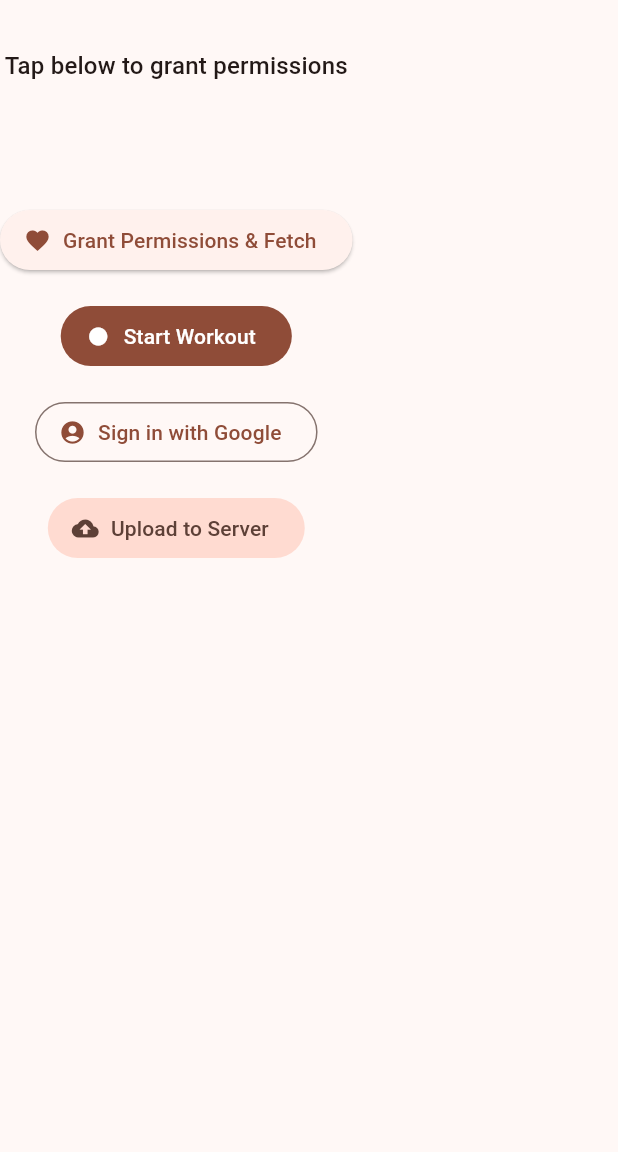
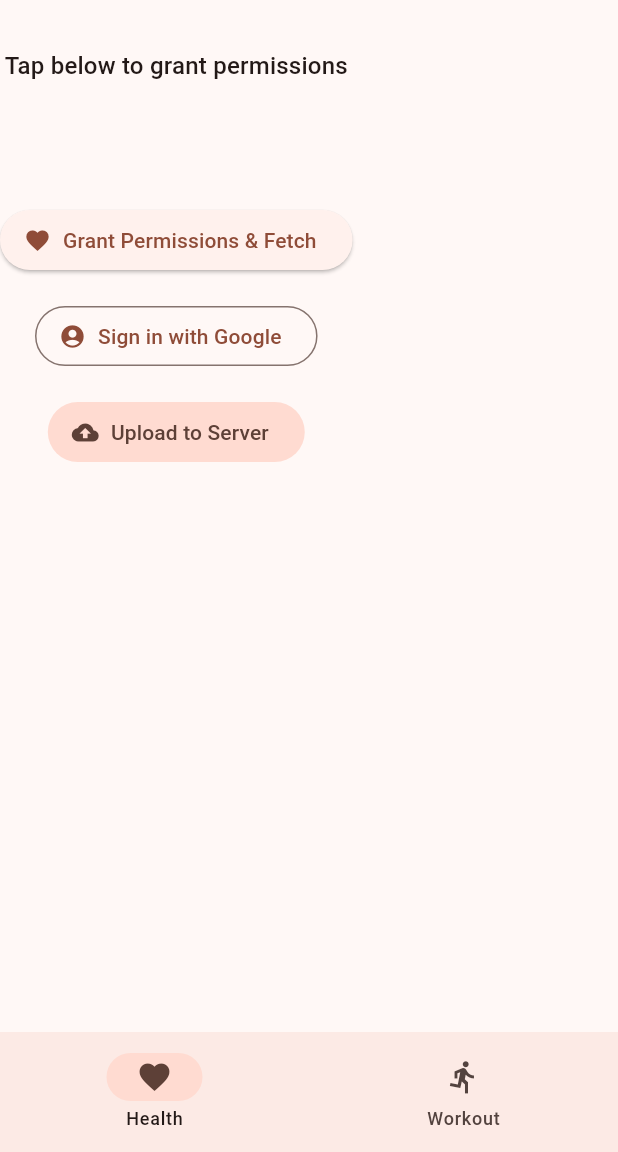
Before and after one commit to CristiMcMc11/xc_training_app, a Flutter app: the screen it shows after launch, on a phone screen of 412 x 824 dp, the part 84-1236 px from its top. Run offline on Flutter 3.47's test engine with Material 3 defaults, Android fonts, the phone set to English and light mode, and no system bars; our stand-ins replace flutter_map, geolocator, google_sign_in, latlong2, shared_preferences; missing offline and left inert: health; accounts and stored records are empty.

Commit message:
Split into Health/Workout tabs and draw the route on a map
- main.dart: NavigationBar + IndexedStack with a Health tab (status, fetch,
  Google auth, upload) and a Workout tab (map + Start/Stop). IndexedStack keeps
  both — including the live recording and map — alive across tab switches.
- Workout tab map: flutter_map with OpenStreetMap tiles (no API key). Draws the
  live route (or most-recent pending one) as a polyline with start/end markers;
  a MapController follows the latest GPS fix while recording. OSM attribution +
  an empty-state hint included.
- workout_recorder.dart: expose currentRoute for the map.
- Recording status now lives on the Workout tab; upload status stays on Health.

Verified on the emulator with mock GPS: recorded a multi-point route, watched it
draw live with the camera following, stopped (route persists on the map), then
uploaded from the Health tab — batch #11 landed with 1 recorded route alongside
the full health dataset.

Deps: flutter_map, latlong2.

Co-Authored-By: Claude Opus 4.8 <noreply@anthropic.com>

```diff
--- a/lib/main.dart
+++ b/lib/main.dart
@@ -1,6 +1,8 @@
 import 'package:flutter/material.dart';
 import 'package:flutter/services.dart';
+import 'package:flutter_map/flutter_map.dart';
 import 'package:health/health.dart';
+import 'package:latlong2/latlong.dart';
 
 import 'google_auth.dart';
 import 'health_sync_uploader.dart';
@@ -73,6 +75,10 @@ class _HeartRateScreenState extends State<HeartRateScreen>
   GoogleUser? _googleUser;
   bool _signingIn = false;
 
+  int _tabIndex = 0;
+  final _mapController = MapController();
+  String? _recordStatus;
+
   @override
   void initState() {
     super.initState();
@@ -88,11 +94,24 @@ class _HeartRateScreenState extends State<HeartRateScreen>
     WidgetsBinding.instance.removeObserver(this);
     _recorder.removeListener(_onRecorderChanged);
     _recorder.dispose();
+    _mapController.dispose();
     super.dispose();
   }
 
   void _onRecorderChanged() {
-    if (mounted) setState(() {});
+    if (!mounted) return;
+    setState(() {});
+    // Follow the latest fix while recording.
+    if (_recorder.isRecording && _recorder.currentRoute.isNotEmpty) {
+      final last = _recorder.currentRoute.last;
+      WidgetsBinding.instance.addPostFrameCallback((_) {
+        try {
+          _mapController.move(LatLng(last.latitude, last.longitude), 16);
+        } catch (_) {
+          // Map not laid out yet (e.g. on the other tab) — ignore.
+        }
+      });
+    }
   }
 
   // Re-check after user returns from Health Connect settings.
@@ -234,16 +253,17 @@ class _HeartRateScreenState extends State<HeartRateScreen>
       if (_recorder.isRecording) {
         final workout = await _recorder.stop();
         if (mounted) {
-          setState(() => _uploadStatus = workout == null
+          setState(() => _recordStatus = workout == null
               ? 'Workout stopped — no location points captured.'
               : 'Workout recorded: ${workout.route.length} points. '
-                  'Upload to send it.');
+                  'Upload from the Health tab to send it.');
         }
       } else {
+        if (mounted) setState(() => _recordStatus = null);
         await _recorder.start();
       }
     } catch (e) {
-      if (mounted) setState(() => _uploadStatus = 'Recording error: $e');
+      if (mounted) setState(() => _recordStatus = 'Recording error: $e');
     }
   }
 
@@ -352,7 +372,28 @@ class _HeartRateScreenState extends State<HeartRateScreen>
         title: const Text('XC Training'),
         backgroundColor: theme.colorScheme.inversePrimary,
       ),
-      body: SingleChildScrollView(
+      // IndexedStack keeps both tabs (and the recording/map) alive across switches.
+      body: IndexedStack(
+        index: _tabIndex,
+        children: [
+          _buildHealthTab(theme),
+          _buildWorkoutTab(theme),
+        ],
+      ),
+      bottomNavigationBar: NavigationBar(
+        selectedIndex: _tabIndex,
+        onDestinationSelected: (i) => setState(() => _tabIndex = i),
+        destinations: const [
+          NavigationDestination(icon: Icon(Icons.favorite), label: 'Health'),
+          NavigationDestination(
+              icon: Icon(Icons.directions_run), label: 'Workout'),
+        ],
+      ),
+    );
+  }
+
+  Widget _buildHealthTab(ThemeData theme) {
+    return SingleChildScrollView(
       padding: const EdgeInsets.symmetric(vertical: 32),
       child: Column(
         mainAxisAlignment: MainAxisAlignment.center,
@@ -380,10 +421,9 @@ class _HeartRateScreenState extends State<HeartRateScreen>
           ElevatedButton.icon(
             onPressed: _loading ? null : _requestAndFetch,
             icon: const Icon(Icons.favorite),
-              label: Text(_heartRate == null ? 'Grant Permissions & Fetch' : 'Refresh'),
+            label: Text(
+                _heartRate == null ? 'Grant Permissions & Fetch' : 'Refresh'),
           ),
-            const SizedBox(height: 16),
-            _buildWorkoutRecorder(theme),
           const SizedBox(height: 16),
           _buildGoogleAuth(theme),
           const SizedBox(height: 16),
@@ -413,7 +453,120 @@ class _HeartRateScreenState extends State<HeartRateScreen>
           ],
         ],
       ),
+    );
+  }
+
+  Widget _buildWorkoutTab(ThemeData theme) {
+    return Column(
+      children: [
+        Expanded(child: _buildMap(theme)),
+        Padding(
+          padding: const EdgeInsets.all(16),
+          child: Column(
+            mainAxisSize: MainAxisSize.min,
+            children: [
+              _buildWorkoutRecorder(theme),
+              if (_recordStatus != null) ...[
+                const SizedBox(height: 12),
+                Text(
+                  _recordStatus!,
+                  textAlign: TextAlign.center,
+                  style: theme.textTheme.bodySmall,
                 ),
+              ],
+            ],
+          ),
+        ),
+      ],
+    );
+  }
+
+  /// The route to draw: the live one while recording, else the most recent
+  /// not-yet-uploaded route, else empty.
+  List<RoutePoint> _displayRoute() {
+    if (_recorder.isRecording && _recorder.currentRoute.isNotEmpty) {
+      return _recorder.currentRoute;
+    }
+    if (_recorder.pending.isNotEmpty) return _recorder.pending.last.route;
+    return const [];
+  }
+
+  Widget _buildMap(ThemeData theme) {
+    final route = _displayRoute();
+    final points = [for (final p in route) LatLng(p.latitude, p.longitude)];
+    final center =
+        points.isNotEmpty ? points.last : const LatLng(40.0150, -105.2705);
+    return Stack(
+      children: [
+        FlutterMap(
+          mapController: _mapController,
+          options: MapOptions(initialCenter: center, initialZoom: 15),
+          children: [
+            TileLayer(
+              urlTemplate: 'https://tile.openstreetmap.org/{z}/{x}/{y}.png',
+              userAgentPackageName: 'com.xctraining.xc_training_app',
+            ),
+            if (points.length >= 2)
+              PolylineLayer(
+                polylines: [
+                  Polyline(
+                    points: points,
+                    strokeWidth: 4,
+                    color: theme.colorScheme.primary,
+                  ),
+                ],
+              ),
+            MarkerLayer(
+              markers: [
+                if (points.isNotEmpty)
+                  Marker(
+                    point: points.first,
+                    width: 24,
+                    height: 24,
+                    child: const Icon(Icons.trip_origin,
+                        color: Colors.green, size: 22),
+                  ),
+                if (points.isNotEmpty)
+                  Marker(
+                    point: points.last,
+                    width: 28,
+                    height: 28,
+                    child: Icon(
+                      _recorder.isRecording ? Icons.my_location : Icons.flag,
+                      color: theme.colorScheme.error,
+                      size: 26,
+                    ),
+                  ),
+              ],
+            ),
+          ],
+        ),
+        // OpenStreetMap attribution.
+        Positioned(
+          right: 0,
+          bottom: 0,
+          child: Container(
+            color: Colors.white70,
+            padding: const EdgeInsets.symmetric(horizontal: 4, vertical: 2),
+            child: Text('© OpenStreetMap',
+                style: theme.textTheme.labelSmall),
+          ),
+        ),
+        if (points.isEmpty)
+          Center(
+            child: Container(
+              padding: const EdgeInsets.all(12),
+              decoration: BoxDecoration(
+                color: Colors.black54,
+                borderRadius: BorderRadius.circular(8),
+              ),
+              child: const Text(
+                'No route yet — tap Start Workout',
+                style: TextStyle(color: Colors.white),
+              ),
+            ),
+          ),
+      ],
     );
   }
 }
--- a/lib/workout_recorder.dart
+++ b/lib/workout_recorder.dart
@@ -84,6 +84,9 @@ class WorkoutRecorder extends ChangeNotifier {
 
   final List<RoutePoint> _current = [];
   int get currentPointCount => _current.length;
+
+  /// The route being recorded right now (empty when not recording).
+  List<RoutePoint> get currentRoute => List.unmodifiable(_current);
 
   StreamSubscription<Position>? _sub;
 
--- a/pubspec.yaml
+++ b/pubspec.yaml
@@ -39,6 +39,8 @@ dependencies:
   shared_preferences: ^2.5.5
   google_sign_in: ^7.2.0
   geolocator: ^14.0.2
+  flutter_map: ^8.3.0
+  latlong2: ^0.9.1
 
 dev_dependencies:
   flutter_test:
```
Also changed, not shown: pubspec.lock, 2 other files. Lines whose indentation alone changed are shown as unchanged.
